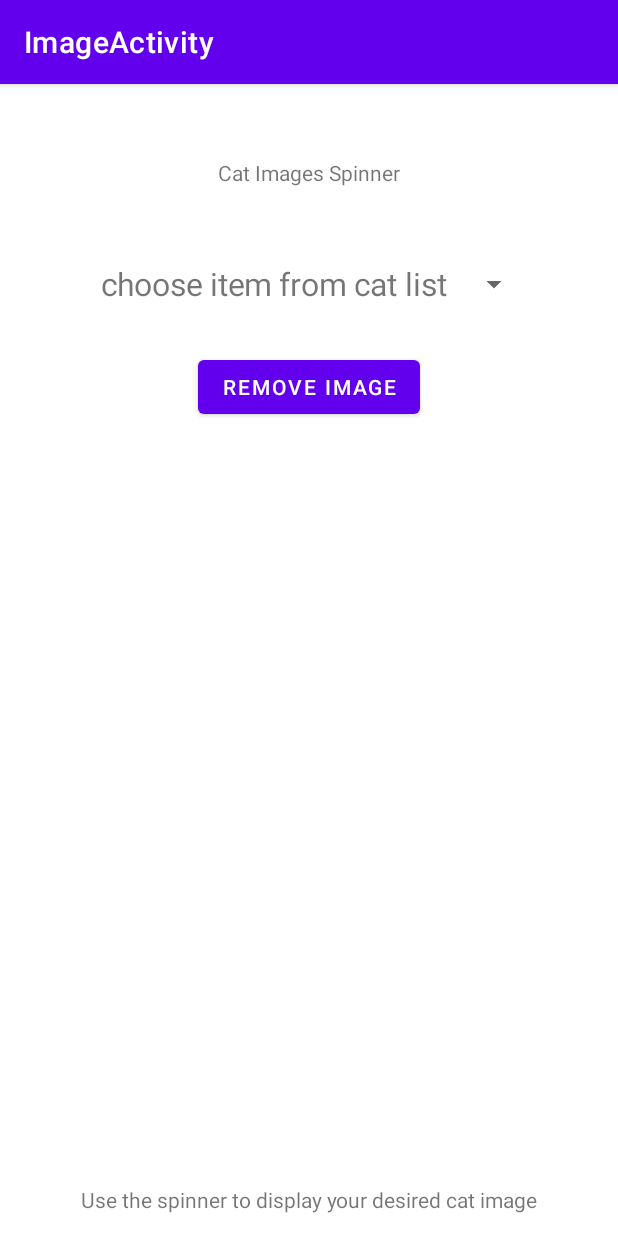
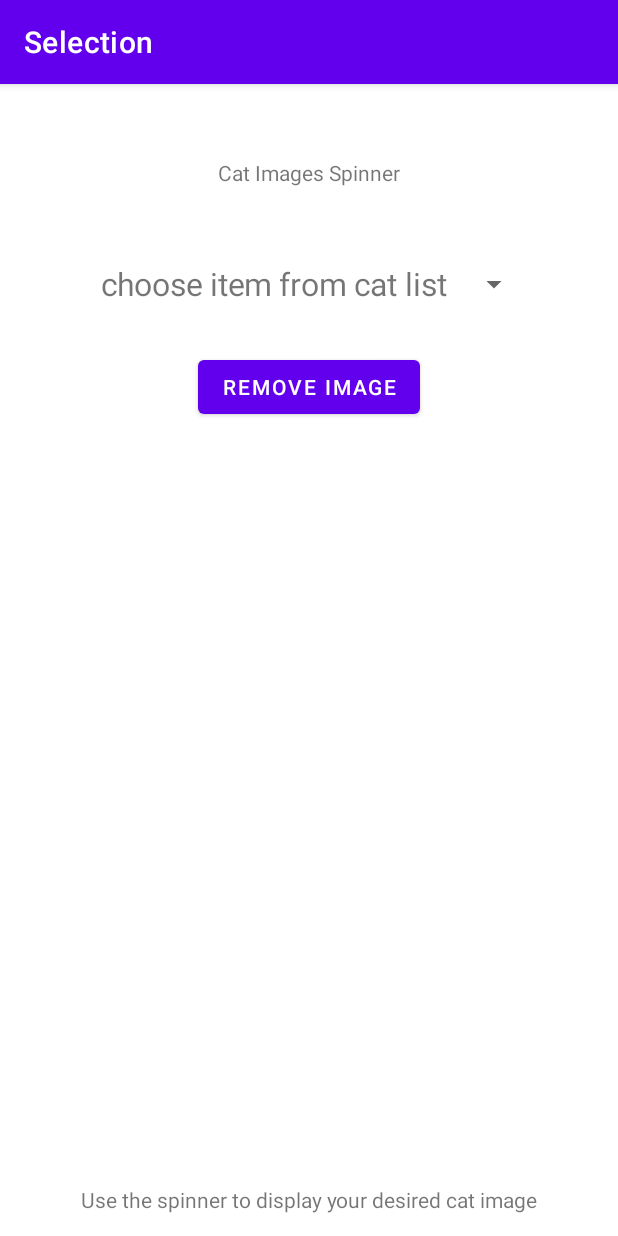
Before and after one commit to jackychulo/webapp-assignment6-alternativeresources, an Android app: the screen it shows after launch (MainActivity), on a phone screen of 412 x 824 dp. Run offline under Robolectric (Android 15) with nearby library versions, the phone set to English and light mode, and no system bars.

Commit message:
fixed activities'title

```diff
--- a/app/src/main/java/edu/temple/imageactivity/MainActivity.java
+++ b/app/src/main/java/edu/temple/imageactivity/MainActivity.java
@@ -29,7 +29,7 @@ public class MainActivity extends AppCompatActivity {
     protected void onCreate(Bundle savedInstanceState) {
         super.onCreate(savedInstanceState);
         setContentView(R.layout.activity_main);
-
+        setTitle("Selection");
         ArrayList<String> catarray = new ArrayList<>(Arrays.asList("sushi","tofu","dragonroll"));
         ArrayList<Integer> catimagearray = new ArrayList<Integer>(Arrays.asList(
                 R.drawable.cat1, R.drawable.cat2, R.drawable.cat3
--- a/app/src/main/java/edu/temple/imageactivity/catdisplayactivity.java
+++ b/app/src/main/java/edu/temple/imageactivity/catdisplayactivity.java
@@ -23,7 +23,7 @@ public class catdisplayactivity extends AppCompatActivity {
         int catimageposition = getIntent().getIntExtra("catimageposition", 0);
 
 
-        setTitle("ImageActivty/"+catname+"/Display"); //set Activity Title
+        setTitle("Selection/"+catname+"/Display"); //set Activity Title
         textview = findViewById(R.id.textview);
         imageview = findViewById(R.id.imageview);
 
```
